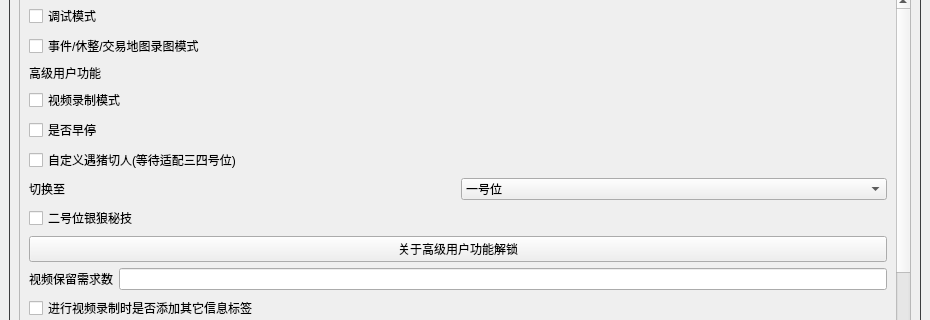
qlx3264/Simulated_Scepter, file resource/ui/UI.ui: the form before one commit; both pictures show x 0 to 930 and y 106 to 426 of the 930 by 760 pixel window.
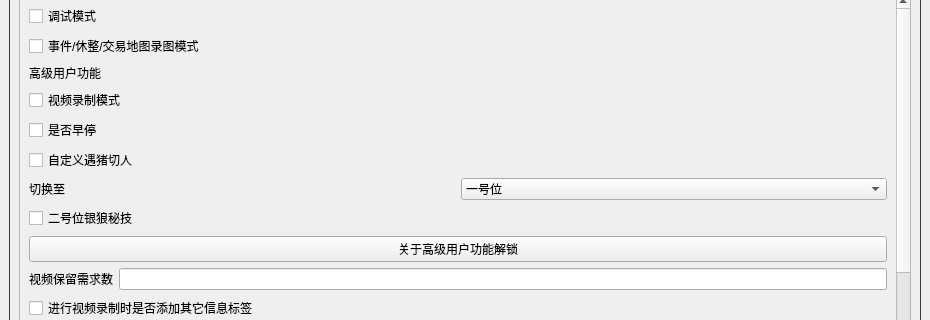
The form after the commit. The open tabs and pages were chosen to show the change. Icons and pictures are not drawn.

Diff of the .ui file:
```diff
--- a/resource/ui/UI.ui
+++ b/resource/ui/UI.ui
@@ -1293,7 +1293,7 @@
                      <item>
                       <widget class="QCheckBox" name="pig_switch_2_role">
                        <property name="text">
-                        <string>自定义遇猪切人(等待适配三四号位)</string>
+                        <string>自定义遇猪切人</string>
                        </property>
                       </widget>
                      </item>
```
Left out of the diff: 4 changed lines with no effect on the pictures.
